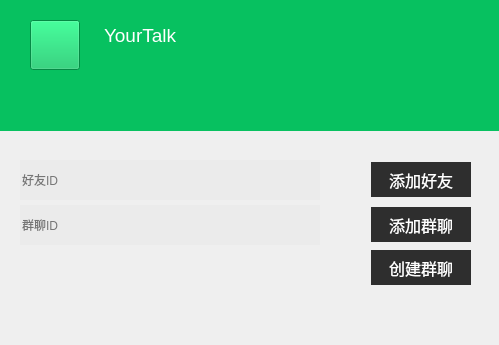
This is qClient/add_friend.ui in AGuan177/QTice as Qt 5 draws it before an edit. The edited form follows.
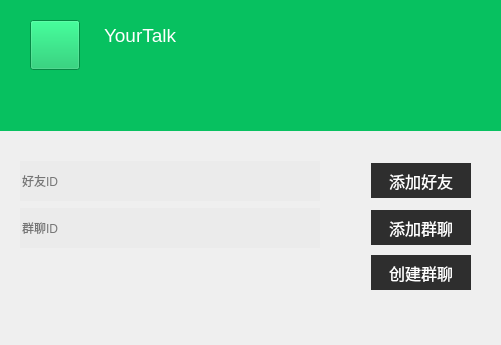
This is the edited form.

```diff
--- a/qClient/add_friend.ui
+++ b/qClient/add_friend.ui
@@ -6,7 +6,7 @@
    <rect>
     <x>0</x>
     <y>0</y>
-    <width>499</width>
+    <width>501</width>
     <height>345</height>
    </rect>
   </property>
@@ -97,7 +97,7 @@
      <x>20</x>
      <y>160</y>
      <width>451</width>
-     <height>125</height>
+     <height>131</height>
     </rect>
    </property>
    <layout class="QGridLayout" name="gridLayout">
```
Left out of the diff: 2 changed lines with no effect on the pictures.
